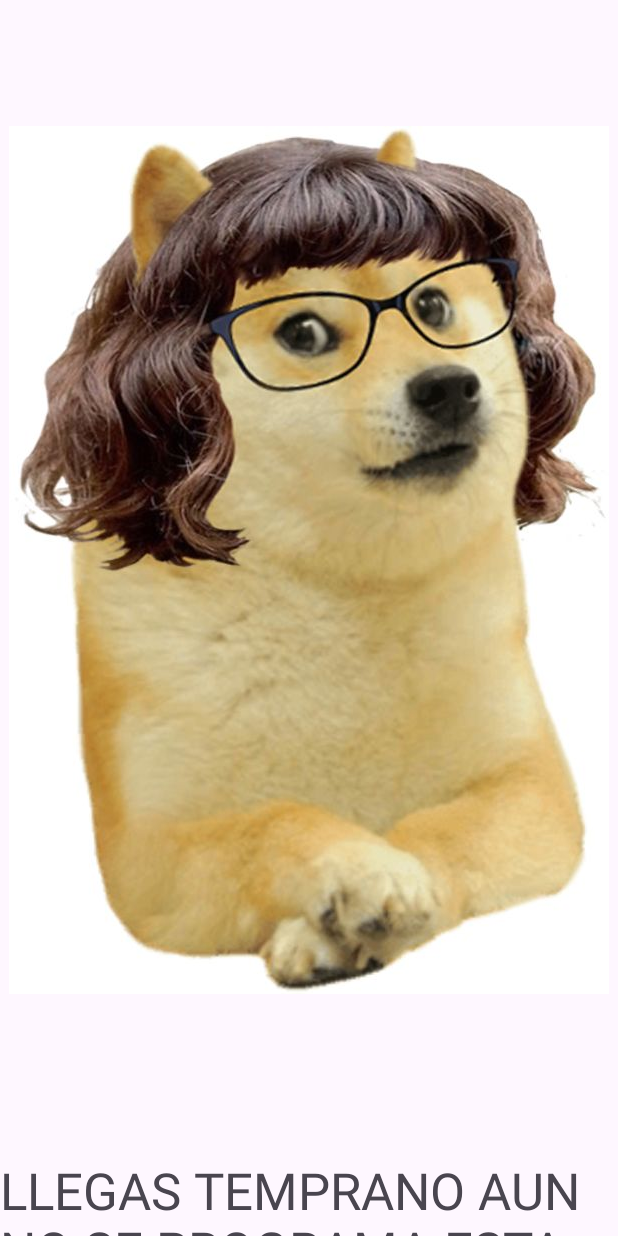
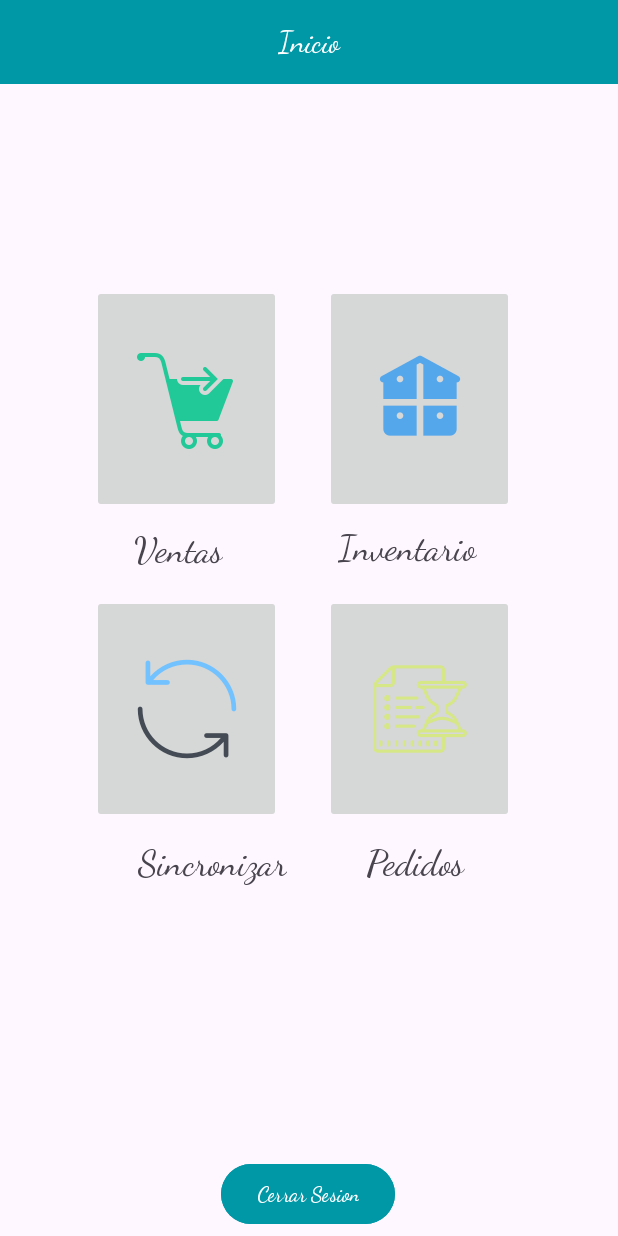
Before and after one commit to LAE1201Soo/GSangin, an Android app: the MenuPrincipal screen opened directly, with no data from a screen before it, on a phone screen of 412 x 824 dp. Run offline under Robolectric (Android 15) with nearby library versions, the phone set to English and light mode, and no system bars.

Commit message:
menuprincipal avance

```diff
--- a/app/src/main/AndroidManifest.xml
+++ b/app/src/main/AndroidManifest.xml
@@ -12,6 +12,12 @@
         android:supportsRtl="true"
         android:theme="@style/Theme.GSangin"
         tools:targetApi="31">
+        <activity
+            android:name=".Temporal"
+            android:exported="false" />
+        <activity
+            android:name=".Sincronizar"
+            android:exported="false" />
         <activity
             android:name=".MenuPrincipal"
             android:exported="false" />
--- a/app/src/main/java/com/example/gsangin/MenuPrincipal.kt
+++ b/app/src/main/java/com/example/gsangin/MenuPrincipal.kt
@@ -5,19 +5,50 @@ import android.content.Intent
 import androidx.appcompat.app.AppCompatActivity
 import android.os.Bundle
 import android.widget.Button
+import android.widget.ImageButton
 
 class MenuPrincipal : AppCompatActivity() {
     private lateinit var cerrarSesionButton: Button  // Agrega un botón para cerrar sesión
+    private lateinit var imgSincronizaButton: ImageButton
+    private lateinit var imgVentas: ImageButton
+    private lateinit var imagPedidos: ImageButton
+    private lateinit var imgInve: ImageButton
 
     override fun onCreate(savedInstanceState: Bundle?) {
         super.onCreate(savedInstanceState)
         setContentView(R.layout.activity_menu_principal)
 
-        cerrarSesionButton = findViewById(R.id.btnCerrarSesion)  // Asigna el botón
+
+
+        cerrarSesionButton = findViewById(R.id.btnCerrarSesion)
+        imgSincronizaButton = findViewById(R.id.imgSincroniza)
+        imgVentas= findViewById(R.id.imgventas)
+        imagPedidos= findViewById(R.id.imgPedidos)
+        imgInve= findViewById(R.id.imgInventario)
         cerrarSesionButton.setOnClickListener {
             // Realiza el cierre de sesión
             setLoggedIn(false)  // Establece el estado de autenticación como "no autenticado"
             goToMainActivity()  // Vuelve a la actividad principal (MainActivity)
+        }
+        imgSincronizaButton.setOnClickListener {
+            // Abre la actividad de sincronización
+            val intent = Intent(this, Sincronizar::class.java)
+            startActivity(intent)
+        }
+        imgVentas.setOnClickListener {
+            // Abre la actividad de tempo
+            val intent = Intent(this, Temporal::class.java)
+            startActivity(intent)
+        }
+        imagPedidos.setOnClickListener {
+            // Abre la actividad de tempo
+            val intent = Intent(this, Temporal::class.java)
+            startActivity(intent)
+        }
+        imgInve.setOnClickListener {
+            // Abre la actividad de tempo
+            val intent = Intent(this, Temporal::class.java)
+            startActivity(intent)
         }
     }
 
--- a/app/src/main/res/layout/activity_menu_principal.xml
+++ b/app/src/main/res/layout/activity_menu_principal.xml
@@ -4,36 +4,151 @@
     xmlns:tools="http://schemas.android.com/tools"
     android:layout_width="match_parent"
     android:layout_height="match_parent"
-    tools:context=".MenuPrincipal">
+    tools:context=".MenuPrincipal"
+    >
 
-    <ImageView
-        android:id="@+id/imageView5"
+
+    <View
+        android:id="@+id/blueBar"
+        android:layout_width="0dp"
+        android:layout_height="56dp"
+        android:background="#0097A7"
+    app:layout_constraintTop_toTopOf="parent"
+    app:layout_constraintStart_toStartOf="parent"
+    app:layout_constraintEnd_toEndOf="parent" />
+
+
+    <TextView
+        android:id="@+id/textViewInicio"
         android:layout_width="wrap_content"
         android:layout_height="wrap_content"
-        android:layout_marginTop="84dp"
+        android:text="Inicio"
+        android:fontFamily="cursive"
+        android:textColor="#FFFFFF"
+        android:textSize="20sp"
+        app:layout_constraintTop_toTopOf="@id/blueBar"
+        app:layout_constraintBottom_toBottomOf="@id/blueBar"
+        app:layout_constraintStart_toStartOf="@id/blueBar"
+        app:layout_constraintEnd_toEndOf="@id/blueBar"
+        app:layout_constraintVertical_bias="0.5"
+        app:layout_constraintHorizontal_bias="0.5" />
+
+    <TextView
+        android:id="@+id/textView8"
+        android:layout_width="wrap_content"
+        android:layout_height="wrap_content"
+        android:fontFamily="cursive"
+        android:text="Pedidos"
+        android:textSize="24sp"
+        app:layout_constraintBottom_toBottomOf="parent"
         app:layout_constraintEnd_toEndOf="parent"
+        app:layout_constraintHorizontal_bias="0.705"
         app:layout_constraintStart_toStartOf="parent"
         app:layout_constraintTop_toTopOf="parent"
-        app:srcCompat="@drawable/le_female_coffee_shop_patron_has_arrived__r_dogelore_ironic_doge_memes" />
+        app:layout_constraintVertical_bias="0.706" />
+
+    <TextView
+        android:id="@+id/textView7"
+        android:layout_width="wrap_content"
+        android:layout_height="wrap_content"
+        android:fontFamily="cursive"
+        android:text="Sincronizar"
+        android:textSize="24sp"
+        app:layout_constraintBottom_toBottomOf="parent"
+        app:layout_constraintEnd_toEndOf="parent"
+        app:layout_constraintHorizontal_bias="0.294"
+        app:layout_constraintStart_toStartOf="parent"
+        app:layout_constraintTop_toTopOf="parent"
+        app:layout_constraintVertical_bias="0.706" />
+
+    <ImageButton
+        android:id="@+id/imgPedidos"
+        android:layout_width="126dp"
+        android:layout_height="152dp"
+        app:layout_constraintBottom_toBottomOf="parent"
+        app:layout_constraintEnd_toEndOf="parent"
+        app:layout_constraintHorizontal_bias="0.757"
+        app:layout_constraintStart_toStartOf="parent"
+        app:layout_constraintTop_toTopOf="parent"
+        app:layout_constraintVertical_bias="0.59"
+        app:srcCompat="@drawable/icons8_historial_de_pedidos_100" />
+
+    <ImageButton
+        android:id="@+id/imgSincroniza"
+        android:layout_width="126dp"
+        android:layout_height="152dp"
+        app:layout_constraintBottom_toBottomOf="parent"
+        app:layout_constraintEnd_toEndOf="parent"
+        app:layout_constraintHorizontal_bias="0.214"
+        app:layout_constraintStart_toStartOf="parent"
+        app:layout_constraintTop_toTopOf="parent"
+        app:layout_constraintVertical_bias="0.59"
+        app:srcCompat="@drawable/icons8_sincronizar_100" />
+
+    <Button
+        android:id="@+id/btnCerrarSesion"
+        android:layout_width="wrap_content"
+        android:layout_height="wrap_content"
+        android:layout_marginBottom="4dp"
+        android:backgroundTint="#0097A7"
+        android:text="Cerrar Sesion"
+        android:fontFamily="cursive"
+        app:layout_constraintBottom_toBottomOf="parent"
+        app:layout_constraintEnd_toEndOf="parent"
+        app:layout_constraintHorizontal_bias="0.498"
+        app:layout_constraintStart_toStartOf="parent" />
+
+    <ImageButton
+        android:id="@+id/imgventas"
+        android:layout_width="126dp"
+        android:layout_height="152dp"
+        app:layout_constraintBottom_toBottomOf="parent"
+        app:layout_constraintEnd_toEndOf="parent"
+        app:layout_constraintHorizontal_bias="0.214"
+        app:layout_constraintStart_toStartOf="parent"
+        app:layout_constraintTop_toTopOf="parent"
+        app:layout_constraintVertical_bias="0.283"
+        app:srcCompat="@drawable/icons8_checkout_100" />
+
+    <ImageButton
+        android:id="@+id/imgInventario"
+        android:layout_width="126dp"
+        android:layout_height="152dp"
+        app:layout_constraintBottom_toBottomOf="parent"
+        app:layout_constraintEnd_toEndOf="parent"
+        app:layout_constraintHorizontal_bias="0.757"
+        app:layout_constraintStart_toStartOf="parent"
+        app:layout_constraintTop_toTopOf="parent"
+        app:layout_constraintVertical_bias="0.283"
+        app:srcCompat="@drawable/icons8_inventario_100" />
 
     <TextView
         android:id="@+id/textView5"
         android:layout_width="wrap_content"
         android:layout_height="wrap_content"
-        android:layout_marginTop="108dp"
-        android:text="LLEGAS TEMPRANO AUN NO SE PROGRAMA ESTA PARTE"
-        android:textSize="34sp"
+        android:fontFamily="cursive"
+        android:text="Ventas"
+        android:textSize="24sp"
+        app:layout_constraintBottom_toBottomOf="parent"
         app:layout_constraintEnd_toEndOf="parent"
-        app:layout_constraintHorizontal_bias="0.498"
+        app:layout_constraintHorizontal_bias="0.254"
         app:layout_constraintStart_toStartOf="parent"
-        app:layout_constraintTop_toBottomOf="@+id/imageView5" />
+        app:layout_constraintTop_toTopOf="parent"
+        app:layout_constraintVertical_bias="0.443" />
 
-    <Button
-        android:id="@+id/btnCerrarSesion"
+    <TextView
+        android:id="@+id/textView6"
         android:layout_width="wrap_content"
         android:layout_height="wrap_content"
-        android:text="Button"
+        android:fontFamily="cursive"
+        android:text="Inventario"
+        android:textSize="24sp"
+        app:layout_constraintBottom_toBottomOf="parent"
         app:layout_constraintEnd_toEndOf="parent"
+        app:layout_constraintHorizontal_bias="0.705"
         app:layout_constraintStart_toStartOf="parent"
-        app:layout_constraintTop_toBottomOf="@+id/textView5" />
+        app:layout_constraintTop_toTopOf="parent"
+        app:layout_constraintVertical_bias="0.442" />
+
+
 </androidx.constraintlayout.widget.ConstraintLayout>
--- a/app/src/main/res/values/colors.xml
+++ b/app/src/main/res/values/colors.xml
@@ -1,5 +1,6 @@
 <?xml version="1.0" encoding="utf-8"?>
 <resources>
-    <color name="black">#FF000000</color>
-    <color name="white">#FFFFFFFF</color>
+    <color name="color1">#FF5733</color>
+    <color name="color2">#FF3399FF</color>
+
 </resources>
```
Also changed, not shown: app/src/main/java/com/example/gsangin/Sincronizar.kt (added, +11 -0 lines), app/src/main/java/com/example/gsangin/Temporal.kt (added, +11 -0 lines), app/src/main/res/layout/activity_sincronizar.xml (added, +29 -0 lines), app/src/main/res/layout/activity_temporal.xml (added, +43 -0 lines), app/src/main/res/drawable-lowdr/cat_error.gif (added), app/src/main/res/drawable-nodpi/icons8_checkout_100.png (added), app/src/main/res/drawable-nodpi/icons8_checkout_50.png (added), app/src/main/res/drawable-nodpi/icons8_historial_de_pedidos_100.png (added), app/src/main/res/drawable-nodpi/icons8_inventario_100.png (added), app/src/main/res/drawable-nodpi/icons8_men__xbox_30.png (added), app/src/main/res/drawable-nodpi/icons8_sincronizar_100.png (added), 2 other files.
